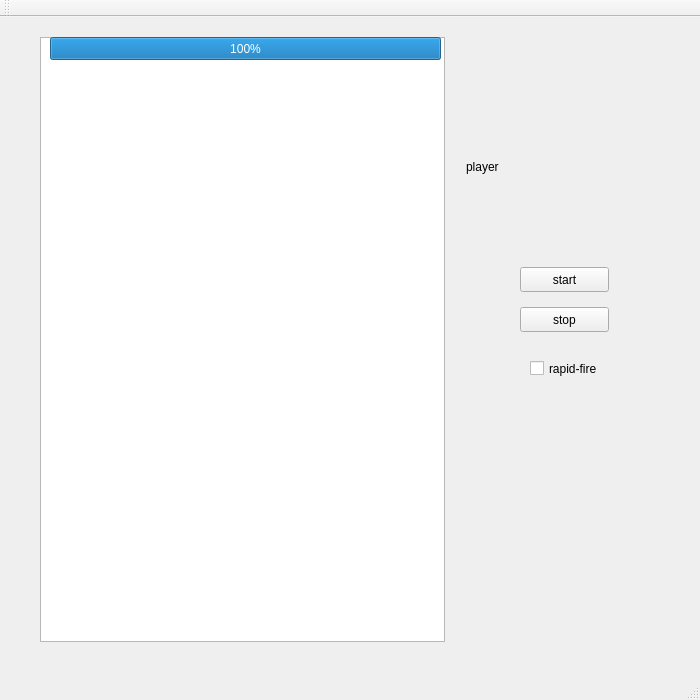
Above: shooting_game/mainwindow.ui from ZhuMon/Shooting_Game before the change. Below: the same form after it.
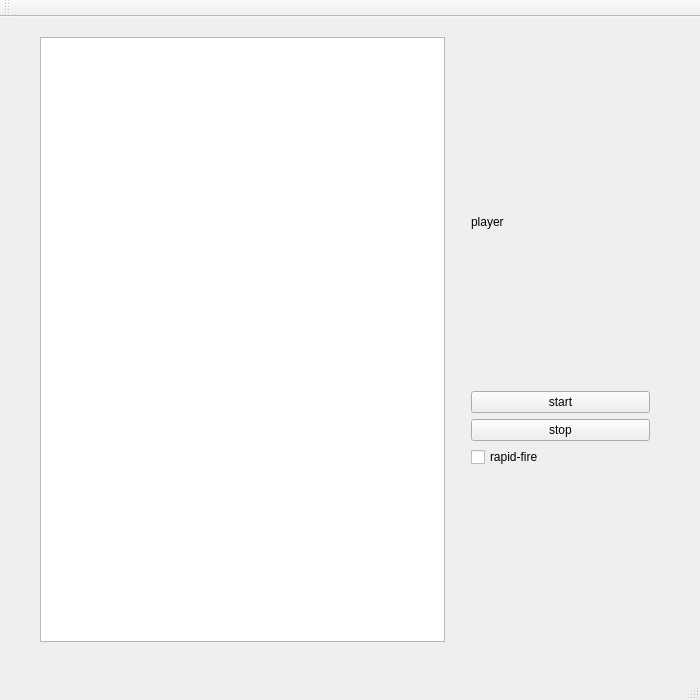
That is the form after the change.

Commit message: Make "enemyHp" with enemy

```diff
--- a/shooting_game/mainwindow.ui
+++ b/shooting_game/mainwindow.ui
@@ -42,193 +42,6 @@
      </rect>
     </property>
    </widget>
-   <widget class="QCheckBox" name="rapid_fire">
-    <property name="geometry">
-     <rect>
-      <x>530</x>
-      <y>340</y>
-      <width>92</width>
-      <height>23</height>
-     </rect>
-    </property>
-    <property name="text">
-     <string>rapid-fire</string>
-    </property>
-   </widget>
-   <widget class="QWidget" name="horizontalLayoutWidget">
-    <property name="geometry">
-     <rect>
-      <x>450</x>
-      <y>110</y>
-      <width>241</width>
-      <height>80</height>
-     </rect>
-    </property>
-    <layout class="QHBoxLayout" name="playerHP">
-     <property name="spacing">
-      <number>0</number>
-     </property>
-     <property name="sizeConstraint">
-      <enum>QLayout::SetNoConstraint</enum>
-     </property>
-     <item>
-      <widget class="QLabel" name="HP">
-       <property name="sizePolicy">
-        <sizepolicy hsizetype="Fixed" vsizetype="Preferred">
-         <horstretch>0</horstretch>
-         <verstretch>0</verstretch>
-        </sizepolicy>
-       </property>
-       <property name="text">
-        <string>player</string>
-       </property>
-      </widget>
-     </item>
-     <item>
-      <widget class="QLabel" name="hp4">
-       <property name="sizePolicy">
-        <sizepolicy hsizetype="Fixed" vsizetype="Preferred">
-         <horstretch>0</horstretch>
-         <verstretch>0</verstretch>
-        </sizepolicy>
-       </property>
-       <property name="maximumSize">
-        <size>
-         <width>30</width>
-         <height>16777215</height>
-        </size>
-       </property>
-       <property name="text">
-        <string/>
-       </property>
-      </widget>
-     </item>
-     <item>
-      <widget class="QLabel" name="hp5">
-       <property name="sizePolicy">
-        <sizepolicy hsizetype="Fixed" vsizetype="Preferred">
-         <horstretch>0</horstretch>
-         <verstretch>0</verstretch>
-        </sizepolicy>
-       </property>
-       <property name="minimumSize">
-        <size>
-         <width>30</width>
-         <height>0</height>
-        </size>
-       </property>
-       <property name="maximumSize">
-        <size>
-         <width>30</width>
-         <height>16777215</height>
-        </size>
-       </property>
-       <property name="text">
-        <string/>
-       </property>
-      </widget>
-     </item>
-     <item>
-      <widget class="QLabel" name="hp2">
-       <property name="sizePolicy">
-        <sizepolicy hsizetype="Fixed" vsizetype="Preferred">
-         <horstretch>0</horstretch>
-         <verstretch>0</verstretch>
-        </sizepolicy>
-       </property>
-       <property name="maximumSize">
-        <size>
-         <width>30</width>
-         <height>16777215</height>
-        </size>
-       </property>
-      </widget>
-     </item>
-     <item>
-      <widget class="QLabel" name="hp3">
-       <property name="sizePolicy">
-        <sizepolicy hsizetype="Fixed" vsizetype="Preferred">
-         <horstretch>0</horstretch>
-         <verstretch>0</verstretch>
-        </sizepolicy>
-       </property>
-       <property name="minimumSize">
-        <size>
-         <width>30</width>
-         <height>0</height>
-        </size>
-       </property>
-       <property name="maximumSize">
-        <size>
-         <width>30</width>
-         <height>16777215</height>
-        </size>
-       </property>
-      </widget>
-     </item>
-     <item>
-      <widget class="QLabel" name="hp1">
-       <property name="sizePolicy">
-        <sizepolicy hsizetype="Fixed" vsizetype="Preferred">
-         <horstretch>0</horstretch>
-         <verstretch>0</verstretch>
-        </sizepolicy>
-       </property>
-       <property name="minimumSize">
-        <size>
-         <width>30</width>
-         <height>0</height>
-        </size>
-       </property>
-       <property name="maximumSize">
-        <size>
-         <width>30</width>
-         <height>16777215</height>
-        </size>
-       </property>
-      </widget>
-     </item>
-    </layout>
-   </widget>
-   <widget class="QProgressBar" name="enemyHP">
-    <property name="geometry">
-     <rect>
-      <x>50</x>
-      <y>20</y>
-      <width>391</width>
-      <height>23</height>
-     </rect>
-    </property>
-    <property name="value">
-     <number>100</number>
-    </property>
-   </widget>
-   <widget class="QPushButton" name="start">
-    <property name="geometry">
-     <rect>
-      <x>520</x>
-      <y>250</y>
-      <width>89</width>
-      <height>25</height>
-     </rect>
-    </property>
-    <property name="text">
-     <string>start</string>
-    </property>
-   </widget>
-   <widget class="QPushButton" name="stop">
-    <property name="geometry">
-     <rect>
-      <x>520</x>
-      <y>290</y>
-      <width>89</width>
-      <height>25</height>
-     </rect>
-    </property>
-    <property name="text">
-     <string>stop</string>
-    </property>
-   </widget>
    <widget class="QLabel" name="boss">
     <property name="geometry">
      <rect>
@@ -260,6 +73,166 @@
      <string/>
     </property>
    </widget>
+   <widget class="QWidget" name="gridLayoutWidget">
+    <property name="geometry">
+     <rect>
+      <x>460</x>
+      <y>30</y>
+      <width>201</width>
+      <height>431</height>
+     </rect>
+    </property>
+    <layout class="QVBoxLayout" name="verticalLayout_2">
+     <item>
+      <layout class="QHBoxLayout" name="playerHP">
+       <property name="spacing">
+        <number>0</number>
+       </property>
+       <property name="sizeConstraint">
+        <enum>QLayout::SetDefaultConstraint</enum>
+       </property>
+       <item>
+        <widget class="QLabel" name="HP">
+         <property name="sizePolicy">
+          <sizepolicy hsizetype="Fixed" vsizetype="Preferred">
+           <horstretch>0</horstretch>
+           <verstretch>0</verstretch>
+          </sizepolicy>
+         </property>
+         <property name="text">
+          <string>player</string>
+         </property>
+        </widget>
+       </item>
+       <item>
+        <widget class="QLabel" name="hp1">
+         <property name="sizePolicy">
+          <sizepolicy hsizetype="Fixed" vsizetype="Preferred">
+           <horstretch>0</horstretch>
+           <verstretch>0</verstretch>
+          </sizepolicy>
+         </property>
+         <property name="minimumSize">
+          <size>
+           <width>30</width>
+           <height>0</height>
+          </size>
+         </property>
+         <property name="maximumSize">
+          <size>
+           <width>30</width>
+           <height>16777215</height>
+          </size>
+         </property>
+        </widget>
+       </item>
+       <item>
+        <widget class="QLabel" name="hp2">
+         <property name="sizePolicy">
+          <sizepolicy hsizetype="Fixed" vsizetype="Preferred">
+           <horstretch>0</horstretch>
+           <verstretch>0</verstretch>
+          </sizepolicy>
+         </property>
+         <property name="maximumSize">
+          <size>
+           <width>30</width>
+           <height>16777215</height>
+          </size>
+         </property>
+        </widget>
+       </item>
+       <item>
+        <widget class="QLabel" name="hp3">
+         <property name="sizePolicy">
+          <sizepolicy hsizetype="Fixed" vsizetype="Preferred">
+           <horstretch>0</horstretch>
+           <verstretch>0</verstretch>
+          </sizepolicy>
+         </property>
+         <property name="minimumSize">
+          <size>
+           <width>30</width>
+           <height>0</height>
+          </size>
+         </property>
+         <property name="maximumSize">
+          <size>
+           <width>30</width>
+           <height>16777215</height>
+          </size>
+         </property>
+        </widget>
+       </item>
+       <item>
+        <widget class="QLabel" name="hp4">
+         <property name="sizePolicy">
+          <sizepolicy hsizetype="Fixed" vsizetype="Preferred">
+           <horstretch>0</horstretch>
+           <verstretch>0</verstretch>
+          </sizepolicy>
+         </property>
+         <property name="maximumSize">
+          <size>
+           <width>30</width>
+           <height>16777215</height>
+          </size>
+         </property>
+         <property name="text">
+          <string/>
+         </property>
+        </widget>
+       </item>
+       <item>
+        <widget class="QLabel" name="hp5">
+         <property name="sizePolicy">
+          <sizepolicy hsizetype="Fixed" vsizetype="Preferred">
+           <horstretch>0</horstretch>
+           <verstretch>0</verstretch>
+          </sizepolicy>
+         </property>
+         <property name="minimumSize">
+          <size>
+           <width>30</width>
+           <height>0</height>
+          </size>
+         </property>
+         <property name="maximumSize">
+          <size>
+           <width>30</width>
+           <height>16777215</height>
+          </size>
+         </property>
+         <property name="text">
+          <string/>
+         </property>
+        </widget>
+       </item>
+      </layout>
+     </item>
+     <item>
+      <widget class="QPushButton" name="start">
+       <property name="text">
+        <string>start</string>
+       </property>
+      </widget>
+     </item>
+     <item>
+      <widget class="QPushButton" name="stop">
+       <property name="text">
+        <string>stop</string>
+       </property>
+      </widget>
+     </item>
+     <item>
+      <widget class="QCheckBox" name="rapid_fire">
+       <property name="text">
+        <string>rapid-fire</string>
+       </property>
+      </widget>
+     </item>
+    </layout>
+   </widget>
   </widget>
   <widget class="QMenuBar" name="menuBar">
    <property name="geometry">
```
Left out of the diff: 2 changed lines with no effect on the pictures. The commit also changes 8 other files.
